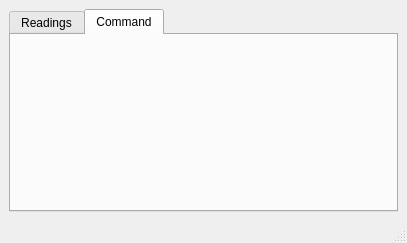
The window that tf03_test/main_window.ui (codincodee/tf0x_dev) describes before a commit, drawn with Qt 5.
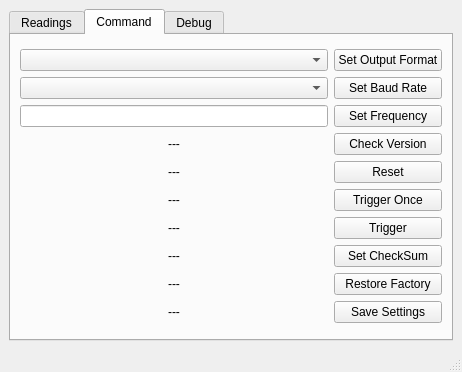
The same window after the commit. The open tabs and pages were chosen to show the change.

Diff of the .ui file:
```diff
--- a/tf03_test/main_window.ui
+++ b/tf03_test/main_window.ui
@@ -6,8 +6,8 @@
    <rect>
     <x>0</x>
     <y>0</y>
-    <width>407</width>
-    <height>243</height>
+    <width>462</width>
+    <height>343</height>
    </rect>
   </property>
   <property name="windowTitle">
@@ -106,6 +106,276 @@
        <attribute name="title">
         <string>Command</string>
        </attribute>
+       <layout class="QGridLayout" name="gridLayout_3">
+        <item row="0" column="0">
+         <layout class="QVBoxLayout" name="verticalLayout_2">
+          <item>
+           <spacer name="verticalSpacer_3">
+            <property name="orientation">
+             <enum>Qt::Vertical</enum>
+            </property>
+            <property name="sizeType">
+             <enum>QSizePolicy::Fixed</enum>
+            </property>
+            <property name="sizeHint" stdset="0">
+             <size>
+              <width>20</width>
+              <height>5</height>
+             </size>
+            </property>
+           </spacer>
+          </item>
+          <item>
+           <layout class="QGridLayout" name="gridLayout_4">
+            <item row="3" column="1">
+             <widget class="QPushButton" name="pushButton_3">
+              <property name="text">
+               <string>Check Version</string>
+              </property>
+             </widget>
+            </item>
+            <item row="4" column="0">
+             <widget class="QLabel" name="label_2">
+              <property name="frameShape">
+               <enum>QFrame::NoFrame</enum>
+              </property>
+              <property name="text">
+               <string>---</string>
+              </property>
+              <property name="alignment">
+               <set>Qt::AlignCenter</set>
+              </property>
+             </widget>
+            </item>
+            <item row="4" column="1">
+             <widget class="QPushButton" name="pushButton_4">
+              <property name="text">
+               <string>Reset</string>
+              </property>
+             </widget>
+            </item>
+            <item row="1" column="0">
+             <widget class="QComboBox" name="comboBox_2"/>
+            </item>
+            <item row="10" column="0">
+             <widget class="QLabel" name="label_7">
+              <property name="text">
+               <string>---</string>
+              </property>
+              <property name="alignment">
+               <set>Qt::AlignCenter</set>
+              </property>
+             </widget>
+            </item>
+            <item row="3" column="0">
+             <widget class="QLabel" name="label">
+              <property name="frameShape">
+               <enum>QFrame::NoFrame</enum>
+              </property>
+              <property name="text">
+               <string>---</string>
+              </property>
+              <property name="alignment">
+               <set>Qt::AlignCenter</set>
+              </property>
+             </widget>
+            </item>
+            <item row="14" column="0">
+             <spacer name="verticalSpacer_7">
+              <property name="orientation">
+               <enum>Qt::Vertical</enum>
+              </property>
+              <property name="sizeHint" stdset="0">
+               <size>
+                <width>20</width>
+                <height>40</height>
+               </size>
+              </property>
+             </spacer>
+            </item>
+            <item row="0" column="0">
+             <widget class="QComboBox" name="comboBox"/>
+            </item>
+            <item row="6" column="0">
+             <widget class="QLabel" name="label_3">
+              <property name="text">
+               <string>---</string>
+              </property>
+              <property name="alignment">
+               <set>Qt::AlignCenter</set>
+              </property>
+             </widget>
+            </item>
+            <item row="0" column="1">
+             <widget class="QPushButton" name="pushButton_7">
+              <property name="text">
+               <string>Set Output Format</string>
+              </property>
+             </widget>
+            </item>
+            <item row="6" column="1">
+             <widget class="QPushButton" name="pushButton_6">
+              <property name="text">
+               <string>Trigger Once</string>
+              </property>
+             </widget>
+            </item>
+            <item row="1" column="1">
+             <widget class="QPushButton" name="pushButton_8">
+              <property name="text">
+               <string>Set Baud Rate</string>
+              </property>
+             </widget>
+            </item>
+            <item row="7" column="1">
+             <widget class="QPushButton" name="pushButton_9">
+              <property name="text">
+               <string>Trigger</string>
+              </property>
+             </widget>
+            </item>
+            <item row="7" column="0">
+             <widget class="QLabel" name="label_4">
+              <property name="text">
+               <string>---</string>
+              </property>
+              <property name="alignment">
+               <set>Qt::AlignCenter</set>
+              </property>
+             </widget>
+            </item>
+            <item row="8" column="1">
+             <widget class="QPushButton" name="pushButton_10">
+              <property name="text">
+               <string>Set CheckSum</string>
+              </property>
+             </widget>
+            </item>
+            <item row="8" column="0">
+             <widget class="QLabel" name="label_5">
+              <property name="text">
+               <string>---</string>
+              </property>
+              <property name="alignment">
+               <set>Qt::AlignCenter</set>
+              </property>
+             </widget>
+            </item>
+            <item row="9" column="1">
+             <widget class="QPushButton" name="pushButton_11">
+              <property name="text">
+               <string>Restore Factory</string>
+              </property>
+             </widget>
+            </item>
+            <item row="9" column="0">
+             <widget class="QLabel" name="label_6">
+              <property name="text">
+               <string>---</string>
+              </property>
+              <property name="alignment">
+               <set>Qt::AlignCenter</set>
+              </property>
+             </widget>
+            </item>
+            <item row="10" column="1">
+             <widget class="QPushButton" name="pushButton_12">
+              <property name="text">
+               <string>Save Settings</string>
+              </property>
+             </widget>
+            </item>
+            <item row="2" column="0">
+             <widget class="QLineEdit" name="lineEdit_2"/>
+            </item>
+            <item row="2" column="1">
+             <widget class="QPushButton" name="pushButton_5">
+              <property name="text">
+               <string>Set Frequency</string>
+              </property>
+             </widget>
+            </item>
+           </layout>
+          </item>
+          <item>
+           <spacer name="verticalSpacer_4">
+            <property name="orientation">
+             <enum>Qt::Vertical</enum>
+            </property>
+            <property name="sizeType">
+             <enum>QSizePolicy::Fixed</enum>
+            </property>
+            <property name="sizeHint" stdset="0">
+             <size>
+              <width>20</width>
+              <height>5</height>
+             </size>
+            </property>
+           </spacer>
+          </item>
+         </layout>
+        </item>
+       </layout>
+      </widget>
+      <widget class="QWidget" name="tab_3">
+       <attribute name="title">
+        <string>Debug</string>
+       </attribute>
+       <layout class="QGridLayout" name="gridLayout_5">
+        <item row="0" column="0">
+         <layout class="QVBoxLayout" name="verticalLayout_3">
+          <item>
+           <spacer name="verticalSpacer_5">
+            <property name="orientation">
+             <enum>Qt::Vertical</enum>
+            </property>
+            <property name="sizeType">
+             <enum>QSizePolicy::Fixed</enum>
+            </property>
+            <property name="sizeHint" stdset="0">
+             <size>
+              <width>20</width>
+              <height>5</height>
+             </size>
+            </property>
+           </spacer>
+          </item>
+          <item>
+           <layout class="QHBoxLayout" name="horizontalLayout_3">
+            <item>
+             <widget class="QLineEdit" name="lineEdit"/>
+            </item>
+            <item>
+             <widget class="QPushButton" name="pushButton_2">
+              <property name="text">
+               <string>Send</string>
+              </property>
+             </widget>
+            </item>
+           </layout>
+          </item>
+          <item>
+           <widget class="QPlainTextEdit" name="plainTextEdit"/>
+          </item>
+          <item>
+           <spacer name="verticalSpacer_6">
+            <property name="orientation">
+             <enum>Qt::Vertical</enum>
+            </property>
+            <property name="sizeType">
+             <enum>QSizePolicy::Fixed</enum>
+            </property>
+            <property name="sizeHint" stdset="0">
+             <size>
+              <width>20</width>
+              <height>5</height>
+             </size>
+            </property>
+           </spacer>
+          </item>
+         </layout>
+        </item>
+       </layout>
       </widget>
      </widget>
     </item>
```
Left out of the diff: 28 changed lines with no effect on the pictures.
